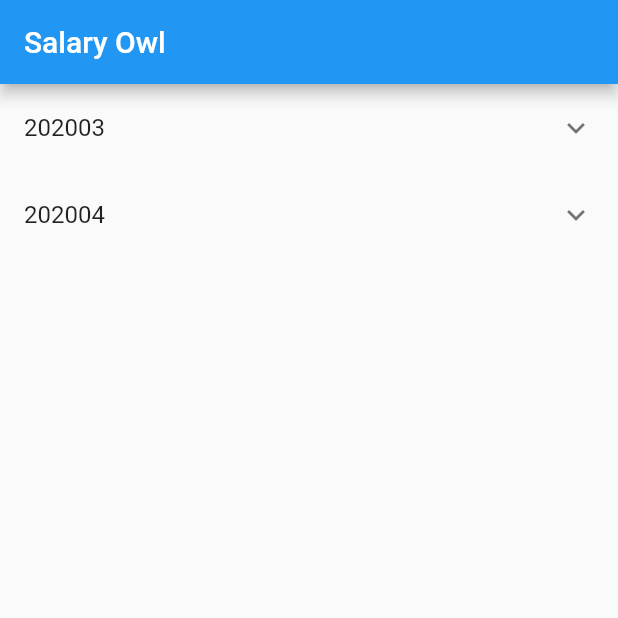
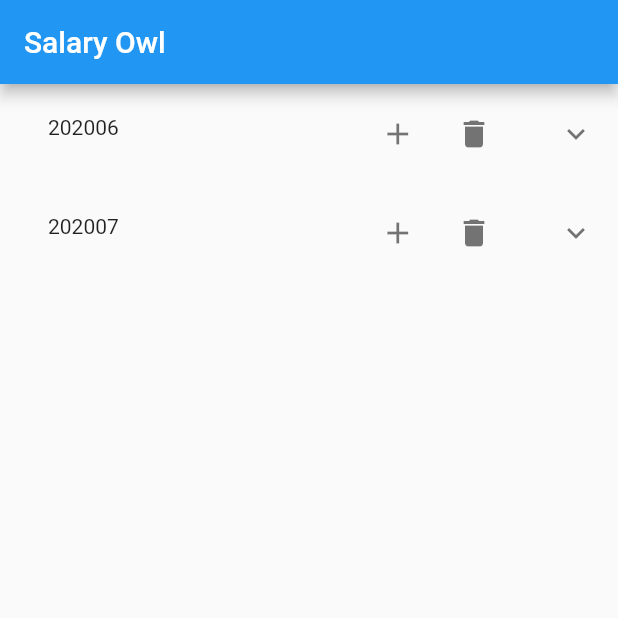
Before and after one commit to ysferdgnn/salary_owl, a Flutter app: the screen it shows after launch, on a phone screen of 412 x 824 dp, the top half of it. Run offline on Flutter 3.47's test engine with Material 2 defaults, Android fonts, the phone set to English and light mode, and no system bars.

Commit message:
add icons

```diff
--- a/lib/SalaryExpansionTile.dart
+++ b/lib/SalaryExpansionTile.dart
@@ -22,7 +22,22 @@ class _SalaryExpansionTileState extends State<SalaryExpansionTile> {
     List<Salary> salaryList = widget.period.salaryChild;
     double total= salaryList.map((e) => e.salary).reduce((value, element) => value+element);
     return ExpansionTile(
-      title: Text(widget.period.title),
+      title: ListTile(
+        leading: Text(widget.period.title),
+        title: Padding(
+          child: IconButton(icon: Icon(Icons.add),
+          onPressed: (){
+            debugPrint("eklendi");
+          },),
+          padding: EdgeInsets.only(left: 150),
+        ),
+        trailing: IconButton(
+          icon: Icon(Icons.delete),
+          onPressed: (){
+            debugPrint("silindi");
+          },
+        ),
+      ),
       children: <Widget>[
        ListView.builder(
          shrinkWrap: true, // 1st add
@@ -42,6 +57,7 @@ class _SalaryExpansionTileState extends State<SalaryExpansionTile> {
         )
 
       ],
+
     );
   }
 
--- a/lib/SalaryListView.dart
+++ b/lib/SalaryListView.dart
@@ -14,8 +14,9 @@ class SalaryListView extends StatefulWidget {
 class _SalaryListViewState extends State<SalaryListView> {
   @override
   Widget build(BuildContext context) {
-    List<Salary> salaryList=[Salary("test1",10,"2020/07/31"),Salary("test2",20,"2020/07/11"),Salary("test3",15,"2020/07/01")];
-    List<Period> periodList =[Period("202003",salaryList),Period("202004",salaryList)];
+    List<Salary> salaryList=[Salary("Haziran banka",1016.71,"2020/07/07"),Salary("İşkur Banka",623.07,"2020/07/09"),Salary("Nakit",1000,"2020/07/06")];
+    List<Salary> salaryList2=[Salary("Nakit",1500,"2020/07/30"),Salary("Temmuz Banka",561.06,"2020/07/30")];
+    List<Period> periodList =[Period("202006",salaryList),Period("202007",salaryList2)];
 
 
 
```
